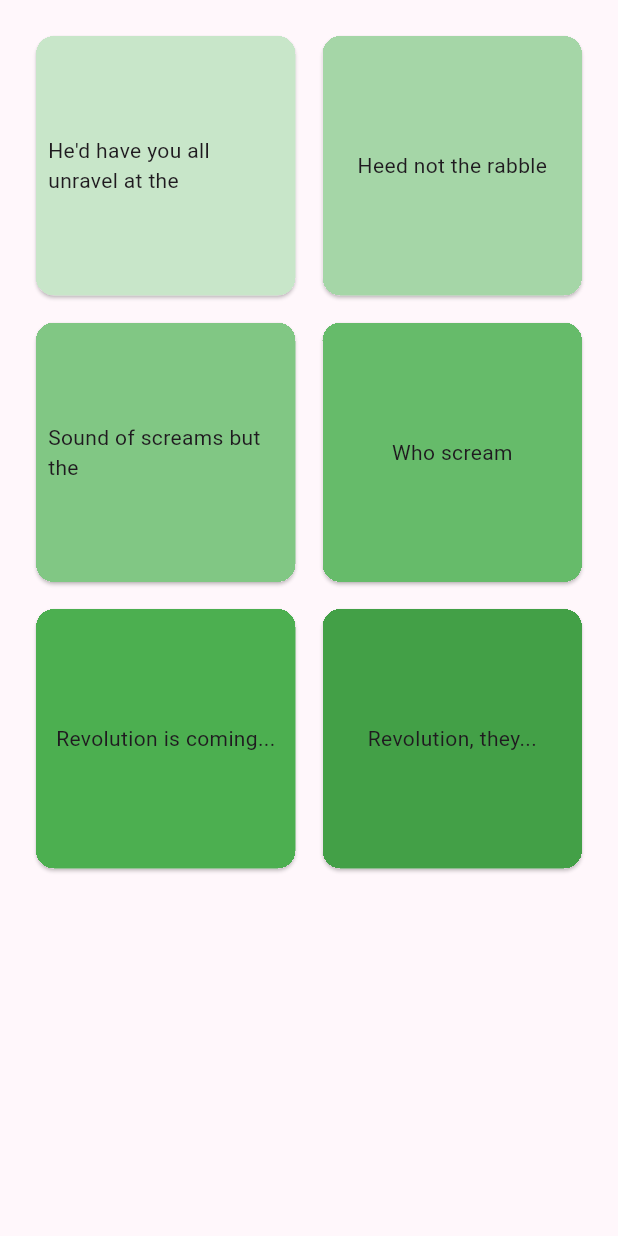
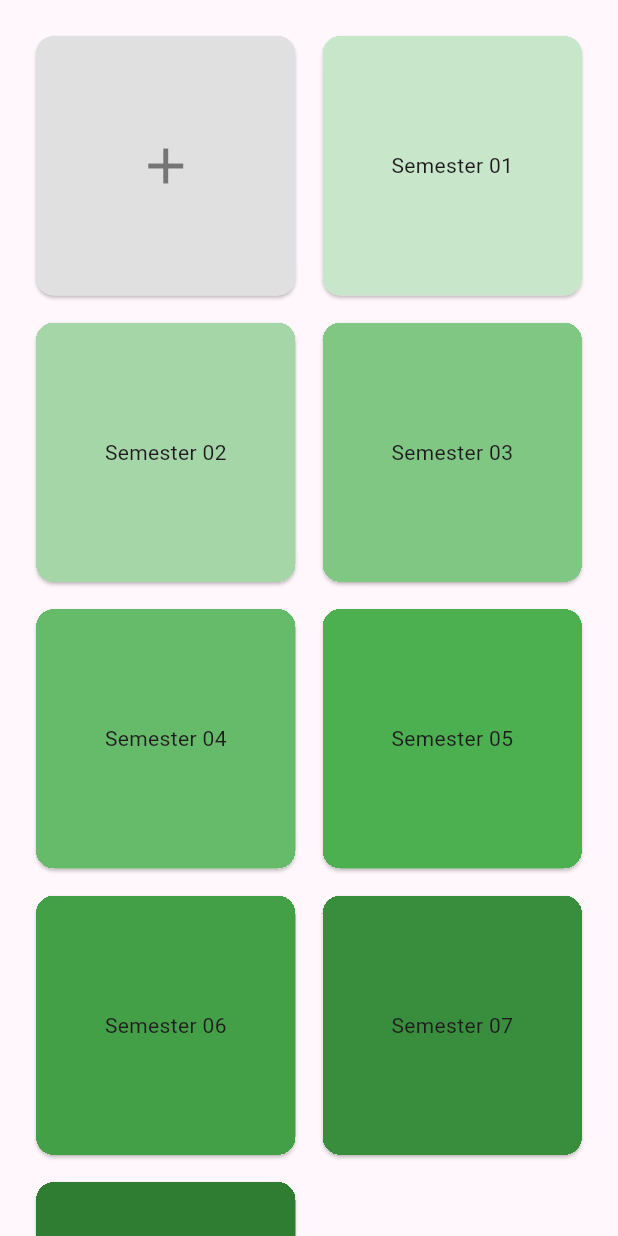
Before and after one commit to Shilpa-Perera/GPACalculator, a Flutter app: the ViewPage widget shown alone on an empty page, opened directly, on a phone screen of 412 x 824 dp. Run offline on Flutter 3.47's test engine with Material 3 defaults, Android fonts, the phone set to English and light mode, and no system bars; our stand-ins replace floor, google_fonts, sqflite; accounts and stored records are empty.

Commit message:
module and semester pages added

```diff
--- a/lib/features/home/presentation/widgets/view_page.dart
+++ /dev/null
@@ -1,51 +0,0 @@
-import 'package:flutter/material.dart';
-
-class ViewPage extends StatelessWidget {
-  final List<Map<String, dynamic>> data = [
-    {'color': Colors.green[100], 'text': "He'd have you all unravel at the"},
-    {'color': Colors.green[200], 'text': 'Heed not the rabble'},
-    {'color': Colors.green[300], 'text': 'Sound of screams but the'},
-    {'color': Colors.green[400], 'text': 'Who scream'},
-    {'color': Colors.green[500], 'text': 'Revolution is coming...'},
-    {'color': Colors.green[600], 'text': 'Revolution, they...'},
-    // Add more data as needed
-  ];
-
-  ViewPage({super.key});
-
-  @override
-  Widget build(BuildContext context) {
-    return CustomScrollView(
-      primary: false,
-      slivers: <Widget>[
-        SliverPadding(
-          padding: const EdgeInsets.all(20),
-          sliver: SliverGrid.count(
-            crossAxisSpacing: 10,
-            mainAxisSpacing: 10,
-            crossAxisCount: 2,
-            children: data.map((item) {
-              return Card(
-                // Wrap Container with Card
-                clipBehavior: Clip.hardEdge,
-                child: InkWell(
-                  splashColor: Colors.blue.withAlpha(30),
-                  onTap: () {
-                    debugPrint('Card tapped.');
-                  },
-                  child: Container(
-                    padding: const EdgeInsets.all(8),
-                    color: item['color'],
-                    child: Center(
-                      child: Text(item['text']),
-                    ),
-                  ),
-                ),
-              );
-            }).toList(),
-          ),
-        ),
-      ],
-    );
-  }
-}
--- /dev/null
+++ b/lib/features/semester/presentation/pages/view_page.dart
@@ -0,0 +1,87 @@
+import 'package:flutter/material.dart';
+import 'package:gpa_calculator/features/semester/presentation/pages/semester_modules.dart';
+
+class ViewPage extends StatelessWidget {
+  final List<Map<String, dynamic>> data = [
+    {'color': Colors.green[100], 'text': "Semester 01"},
+    {'color': Colors.green[200], 'text': 'Semester 02'},
+    {'color': Colors.green[300], 'text': 'Semester 03'},
+    {'color': Colors.green[400], 'text': 'Semester 04'},
+    {'color': Colors.green[500], 'text': 'Semester 05'},
+    {'color': Colors.green[600], 'text': 'Semester 06'},
+    {'color': Colors.green[700], 'text': 'Semester 07'},
+    {'color': Colors.green[800], 'text': 'Semester 08'},
+  ];
+
+  ViewPage({super.key});
+
+  @override
+  Widget build(BuildContext context) {
+    return CustomScrollView(
+      primary: false,
+      slivers: <Widget>[
+        SliverPadding(
+          padding: const EdgeInsets.all(20),
+          sliver: SliverGrid.count(
+            crossAxisSpacing: 10,
+            mainAxisSpacing: 10,
+            crossAxisCount: 2,
+            children: [
+              _buildAddCard(),
+              ...data.map((item) {
+                return _buildCard(context, item);
+              }),
+            ],
+          ),
+        ),
+      ],
+    );
+  }
+
+  Widget _buildCard(context, Map<String, dynamic> item) {
+    return Card(
+      clipBehavior: Clip.hardEdge,
+      child: InkWell(
+        splashColor: Colors.blue.withAlpha(30),
+        onTap: () {
+          Navigator.push(
+            context,
+            MaterialPageRoute(
+              builder: (context) => SemesterModulesPage(),
+            ),
+          );
+        },
+        child: Container(
+          padding: const EdgeInsets.all(8),
+          color: item['color'],
+          child: Center(
+            child: Text(item['text']),
+          ),
+        ),
+      ),
+    );
+  }
+
+  Widget _buildAddCard() {
+    return Card(
+      clipBehavior: Clip.hardEdge,
+      child: InkWell(
+        splashColor: Colors.blue.withAlpha(30),
+        onTap: () {
+          debugPrint('Add Card tapped.');
+        },
+        child: Container(
+          padding: const EdgeInsets.all(8),
+          color: Colors.grey[300], // Change color as needed
+          child: Center(
+            child: Icon(
+              Icons.add,
+              size: 40,
+              color: Colors.grey[600], // Change color as needed
+            ),
+          ),
+        ),
+      ),
+    );
+  }
+}
```
Also changed, not shown: lib/features/home/presentation/widgets/bottom_navigation.dart (+12 -7 lines), lib/features/home/presentation/widgets/semester_card.dart (deleted, +0 -39 lines), lib/features/module/presentation/pages/add_module_page.dart (added, +133 -0 lines), lib/features/semester/presentation/pages/semester_modules.dart (added, +151 -0 lines), lib/features/home/presentation/pages/home_page.dart (renamed from lib/features/home/presentation/widgets/home_page.dart).
